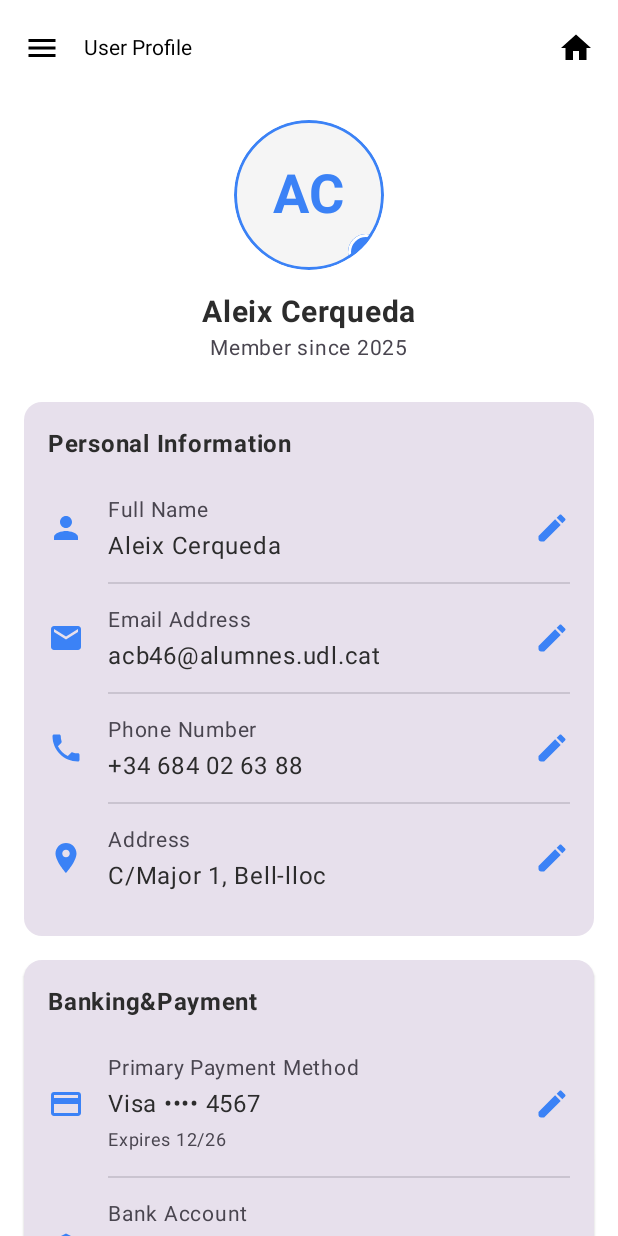
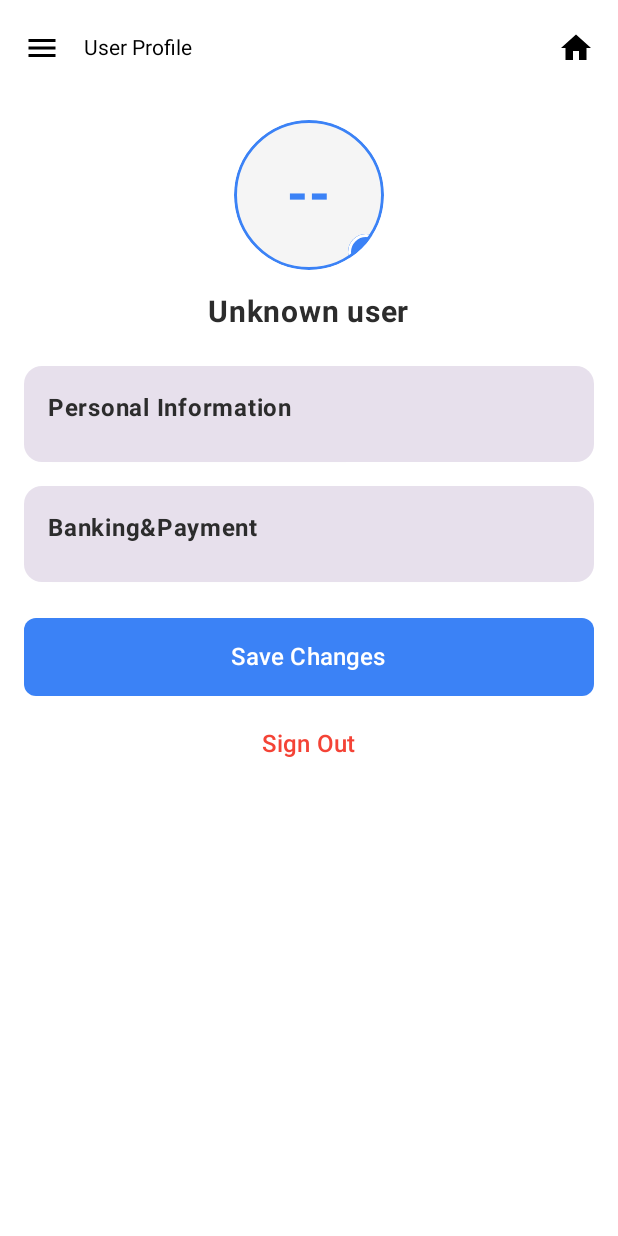
Before and after one commit to k4rr3/ParkMate, an Android app built with Jetpack Compose: the ProfileScreen screen opened through its navigation route, on a phone screen of 412 x 824 dp. Run offline under Robolectric (Android 15) with nearby library versions, the phone set to English and light mode, and no system bars; our stand-ins replace Dagger/Hilt's generated code, Firebase (no records; nobody signed in at launch, a user with empty details on screens opened directly).

Commit message:
Profile Changes

```diff
--- a/app/src/main/java/com/example/parkmate/data/repository/FirestoreRepository.kt
+++ b/app/src/main/java/com/example/parkmate/data/repository/FirestoreRepository.kt
@@ -5,6 +5,7 @@ import android.util.Log
 import com.example.parkmate.data.models.*
 import com.google.firebase.firestore.FirebaseFirestore
 import com.google.firebase.firestore.GeoPoint
+import com.google.firebase.firestore.ListenerRegistration
 import com.google.firebase.firestore.ktx.firestore
 import com.google.firebase.ktx.Firebase
 import kotlinx.coroutines.channels.awaitClose
@@ -64,6 +65,18 @@ class FirestoreRepository @Inject constructor() {
             Log.e("FirestoreRepository", "Failed to update user field", e)
             false
         }
+    }
+    fun listenUser(uid: String, onUserChanged: (User?) -> Unit): ListenerRegistration {
+        return usersCollection
+            .document(uid)
+            .addSnapshotListener { snapshot, error ->
+                if (error != null) {
+                    onUserChanged(null)
+                    return@addSnapshotListener
+                }
+                val user = snapshot?.toObject(User::class.java)
+                onUserChanged(user)
+            }
     }
 
 
--- a/app/src/main/java/com/example/parkmate/di/AppModule.kt
+++ b/app/src/main/java/com/example/parkmate/di/AppModule.kt
@@ -1,6 +1,7 @@
 package com.example.parkmate.di
 
 import android.content.Context
+import com.google.firebase.auth.FirebaseAuth
 import dagger.Module
 import dagger.Provides
 import dagger.hilt.InstallIn
@@ -17,4 +18,6 @@ object AppModule {
     fun provideApplicationContext(@ApplicationContext context: Context): Context {
         return context
     }
+    @Provides
+    fun provideFirebaseAuth(): FirebaseAuth = FirebaseAuth.getInstance()
 }
--- a/app/src/main/java/com/example/parkmate/screens/ProfileScreen.kt
+++ b/app/src/main/java/com/example/parkmate/screens/ProfileScreen.kt
@@ -36,6 +36,7 @@ import androidx.compose.material3.MaterialTheme
 import androidx.compose.material3.Text
 import androidx.compose.material3.TextButton
 import androidx.compose.runtime.Composable
+import androidx.compose.runtime.collectAsState
 import androidx.compose.ui.Alignment
 import androidx.compose.ui.Modifier
 import androidx.compose.ui.draw.clip
@@ -52,20 +53,20 @@ import com.example.parkmate.viewmodel.ProfileViewModel
 
 @Composable
 fun ProfileScreen(
-    // CHANGED: Added NavController and ViewModel parameters
     navController: NavHostController,
     viewModel: ProfileViewModel = hiltViewModel()
 ) {
-    // Profile content
+    val userState = viewModel.user.collectAsState()
+
     Column(
         modifier = Modifier
             .background(MaterialTheme.colorScheme.background)
-            .fillMaxSize() // Use fillMaxSize for proper scrolling
+            .fillMaxSize()
             .verticalScroll(rememberScrollState())
             .padding(16.dp),
         horizontalAlignment = Alignment.CenterHorizontally
     ) {
-        // Profile Image and Name
+        // Profile Image and initials
         Box(
             modifier = Modifier
                 .size(100.dp)
@@ -75,7 +76,9 @@ fun ProfileScreen(
             contentAlignment = Alignment.Center
         ) {
             Text(
-                text = "AC",
+                text = userState.value?.let {
+                    it.name.split(" ").map { n -> n.firstOrNull()?.uppercase() ?: "" }.joinToString("")
+                } ?: "--",
                 fontSize = 36.sp,
                 fontWeight = FontWeight.Bold,
                 color = MaterialTheme.colorScheme.primary
@@ -87,12 +90,12 @@ fun ProfileScreen(
                     .clip(CircleShape)
                     .background(MaterialTheme.colorScheme.primary)
                     .align(Alignment.BottomEnd)
-                    .border(2.dp,  MaterialTheme.colorScheme.background, CircleShape),
+                    .border(2.dp, MaterialTheme.colorScheme.background, CircleShape),
                 contentAlignment = Alignment.Center
             ) {
                 Text(
                     text = "✓",
-                    color =  MaterialTheme.colorScheme.onPrimary,
+                    color = MaterialTheme.colorScheme.onPrimary,
                     fontSize = 14.sp,
                     fontWeight = FontWeight.Bold
                 )
@@ -101,42 +104,55 @@ fun ProfileScreen(
 
         Spacer(modifier = Modifier.height(16.dp))
 
+        // Name
         Text(
-            text = "Aleix Cerqueda",
+            text = userState.value?.name ?: stringResource(R.string.unknown_user),
             fontSize = 20.sp,
             fontWeight = FontWeight.Bold,
-            color =  MaterialTheme.colorScheme.onSurface
+            color = MaterialTheme.colorScheme.onSurface
         )
 
-        Text(
-            text = "${stringResource(R.string.member_since)} 2025",
-            fontSize = 14.sp,
-            color =  MaterialTheme.colorScheme.onSurfaceVariant
-        )
 
         Spacer(modifier = Modifier.height(24.dp))
 
         // Personal Information Section
         SectionCard(title = stringResource(R.string.personal_information)) {
-            ProfileItem(Icons.Default.Person, stringResource(R.string.full_name), "Aleix Cerqueda")
-            ProfileItem(Icons.Default.Email, stringResource(R.string.email_address), "acb46@alumnes.udl.cat")
-            ProfileItem(Icons.Default.Phone, stringResource(R.string.phone_number), "+34 684 02 63 88")
-            ProfileItem(Icons.Default.LocationOn, stringResource(R.string.address), "C/Major 1, Bell-lloc", isLast = true)
+            userState.value?.let { user ->
+                ProfileItem(Icons.Default.Person, stringResource(R.string.full_name), user.name)
+                ProfileItem(Icons.Default.Email, stringResource(R.string.email_address), user.email)
+                ProfileItem(Icons.Default.Phone, stringResource(R.string.phone_number), user.phone)
+                //ProfileItem(Icons.Default.LocationOn, stringResource(R.string.address), user.address, isLast = true)
+            }
         }
 
         Spacer(modifier = Modifier.height(16.dp))
 
         // Banking & Payment Section
         SectionCard(title = stringResource(R.string.banking_payment)) {
-            ProfileItem(Icons.Default.CreditCard, stringResource(R.string.primary_payment_method), "Visa •••• 4567", "${stringResource(R.string.expires)} 12/26")
-            ProfileItem(Icons.Default.AccountBalance, stringResource(R.string.bank_account), "Chase Bank", "•••• •••• •••• 8901", isLast = true)
+            /*userState.value?.let { user ->
+                ProfileItem(
+                    Icons.Default.CreditCard,
+                    stringResource(R.string.primary_payment_method),
+                    user.primaryCard,
+                    user.cardExpiry
+                )
+                ProfileItem(
+                    Icons.Default.AccountBalance,
+                    stringResource(R.string.bank_account),
+                    user.bankName,
+                    user.bankAccountMasked,
+                    isLast = true
+                )
+            }
+
+             */
         }
 
         Spacer(modifier = Modifier.height(24.dp))
 
         // Save Changes Button
         Button(
-            onClick = { /* TODO */ },
+            onClick = { /* TODO: implement save changes */ },
             modifier = Modifier.fillMaxWidth(),
             shape = RoundedCornerShape(8.dp),
             colors = ButtonDefaults.buttonColors(containerColor = MaterialTheme.colorScheme.primary)
@@ -153,14 +169,9 @@ fun ProfileScreen(
         // Sign Out Button
         TextButton(
             onClick = {
-                // CHANGED: This is the new sign-out logic
                 viewModel.signOut()
                 navController.navigate(Screen.LoginScreen.route) {
-                    // This clears the entire back stack, so the user cannot go back to the profile
-                    popUpTo(navController.graph.startDestinationId) {
-                        inclusive = true
-                    }
-                    // This ensures that if the user logs in again, they don't get multiple copies of the main screen
+                    popUpTo(navController.graph.startDestinationId) { inclusive = true }
                     launchSingleTop = true
                 }
             },
@@ -168,7 +179,7 @@ fun ProfileScreen(
         ) {
             Text(
                 text = stringResource(R.string.sign_out),
-                color = MaterialTheme.colorScheme.error, // Use error color for destructive actions
+                color = MaterialTheme.colorScheme.error,
                 fontSize = 16.sp
             )
         }
@@ -176,7 +187,6 @@ fun ProfileScreen(
         Spacer(modifier = Modifier.height(16.dp))
     }
 }
-
 
 @Composable
 fun SectionCard(
--- a/app/src/main/java/com/example/parkmate/viewmodel/ProfileViewModel.kt
+++ b/app/src/main/java/com/example/parkmate/viewmodel/ProfileViewModel.kt
@@ -1,19 +1,46 @@
 package com.example.parkmate.viewmodel
 
 import androidx.lifecycle.ViewModel
+import com.example.parkmate.data.models.User
+import com.example.parkmate.data.repository.FirestoreRepository
 import com.google.firebase.auth.FirebaseAuth
+import com.google.firebase.firestore.ListenerRegistration
 import dagger.hilt.android.lifecycle.HiltViewModel
+import kotlinx.coroutines.flow.MutableStateFlow
+import kotlinx.coroutines.flow.asStateFlow
 import javax.inject.Inject
 
 @HiltViewModel
-class ProfileViewModel @Inject constructor() : ViewModel() {
+class ProfileViewModel @Inject constructor(
+    private val repo: FirestoreRepository
+) : ViewModel() {
 
     private val auth: FirebaseAuth = FirebaseAuth.getInstance()
 
-    /**
-     * Signs the current user out of Firebase Authentication.
-     */
+    private val _user = MutableStateFlow<User?>(null)
+    val user = _user.asStateFlow()
+
+    private var listener: ListenerRegistration? = null
+
+    init {
+        startUserListener()
+    }
+
+    private fun startUserListener() {
+        val uid = auth.currentUser?.uid ?: return
+        listener = repo.listenUser(uid) { newUser ->
+            _user.value = newUser
+        }
+    }
+
+    override fun onCleared() {
+        super.onCleared()
+        listener?.remove()
+    }
+
     fun signOut() {
         auth.signOut()
+        listener?.remove()
+        listener = null
     }
 }
```
